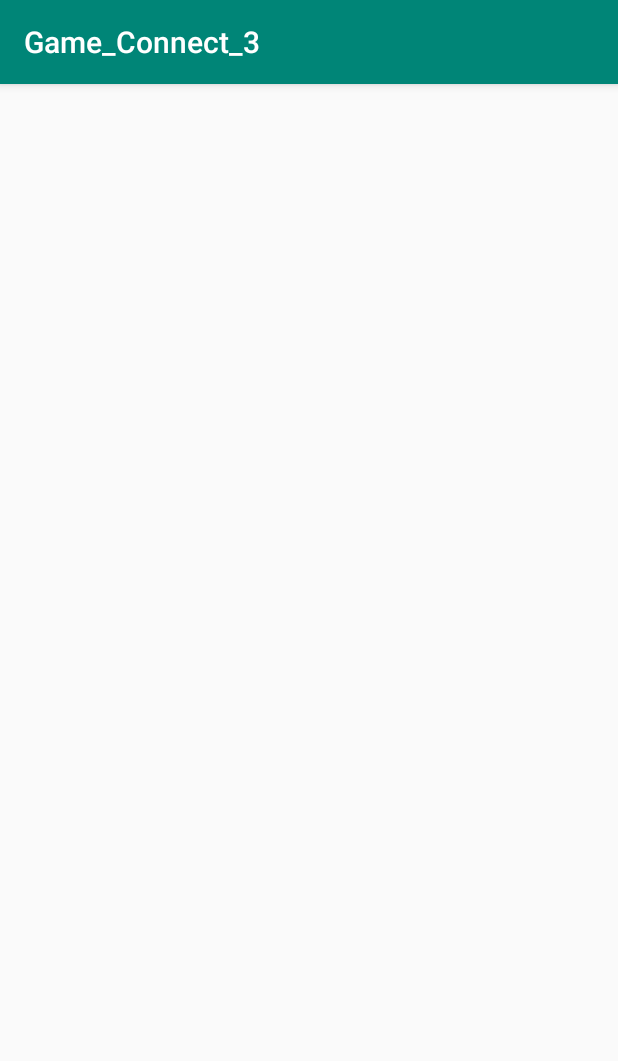
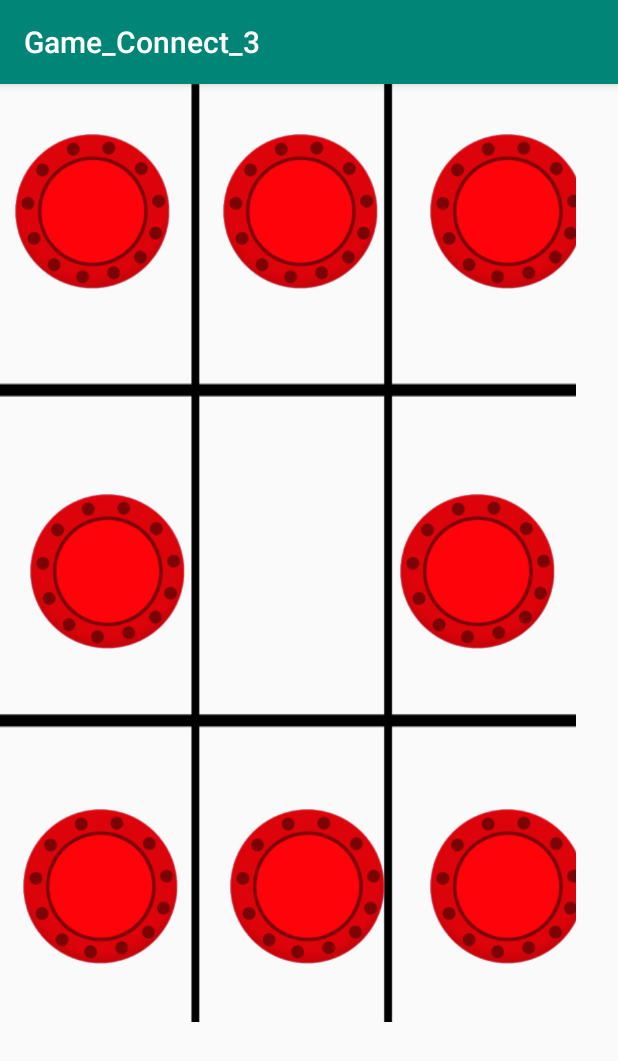
Before and after one commit to MarcinSemkowski/Java_Android_Game, an Android app: the screen it shows after launch (MainActivity), on a phone screen of 412 x 824 dp. Shown: the top 1061 px of the screen. Run offline under Robolectric (Android 15) with nearby library versions, the phone set to English and light mode, and no system bars.

Commit message:
Method animate

```diff
--- a/app/src/main/java/com/example/game_connect_3/MainActivity.java
+++ b/app/src/main/java/com/example/game_connect_3/MainActivity.java
@@ -3,8 +3,22 @@ package com.example.game_connect_3;
 import androidx.appcompat.app.AppCompatActivity;
 
 import android.os.Bundle;
+import android.view.View;
+import android.widget.ImageView;
 
 public class MainActivity extends AppCompatActivity {
+
+    public void dropIn(View view){
+        ImageView counter = (ImageView) view;
+
+        counter.setTranslationY(-1000f);
+        counter.setImageResource(R.drawable.yellow);
+
+        counter.animate()
+                .translationYBy(1000f)
+                .setDuration(300);
+    }
+
 
     @Override
     protected void onCreate(Bundle savedInstanceState) {
--- a/app/src/main/res/layout/activity_main.xml
+++ b/app/src/main/res/layout/activity_main.xml
@@ -8,12 +8,110 @@
 
     <RelativeLayout
         android:layout_width="match_parent"
-        android:layout_height="match_parent">
+        android:layout_height="match_parent"
+        app:layout_constraintBottom_toBottomOf="parent"
+        app:layout_constraintEnd_toEndOf="parent"
+        app:layout_constraintStart_toStartOf="parent"
+        app:layout_constraintTop_toTopOf="parent">
 
         <androidx.gridlayout.widget.GridLayout
-            android:layout_width="match_parent"
-            android:layout_height="match_parent">
+            android:layout_width="384dp"
+            android:layout_height="625dp"
+            android:background="@drawable/board"
+            app:columnCount="3"
+            app:rowCount="3">
 
+            <ImageView
+                android:id="@+id/imageView"
+                android:layout_width="103dp"
+                android:layout_height="wrap_content"
+                android:layout_marginLeft="10dp"
+                android:layout_marginTop="10dp"
+                android:layout_marginRight="10dp"
+                android:layout_marginBottom="10dp"
+                app:layout_column="0"
+                app:layout_row="0"
+                app:srcCompat="@drawable/red" />
+
+            <ImageView
+                android:id="@+id/imageView2"
+                android:layout_width="103dp"
+                android:layout_height="wrap_content"
+                android:layout_marginLeft="25dp"
+                android:layout_marginTop="10dp"
+                app:layout_column="1"
+                app:layout_row="0"
+                app:srcCompat="@drawable/red" />
+
+            <ImageView
+                android:id="@+id/imageView4"
+                android:layout_width="103dp"
+                android:layout_height="wrap_content"
+                android:layout_marginLeft="30dp"
+                android:layout_marginTop="10dp"
+                app:layout_column="2"
+                app:layout_row="0"
+                app:srcCompat="@drawable/red" />
+
+            <ImageView
+                android:id="@+id/imageView5"
+                android:layout_width="103dp"
+                android:layout_height="wrap_content"
+                android:layout_marginLeft="20dp"
+                android:layout_marginTop="80dp"
+                app:layout_column="0"
+                app:layout_row="1"
+                app:srcCompat="@drawable/red" />
+
+            <ImageView
+                android:id="@+id/imageView6"
+                android:layout_width="109dp"
+                android:layout_height="104dp"
+                android:layout_marginLeft="20dp"
+                android:layout_marginTop="110dp"
+                android:onClick="dropIn"
+                app:layout_column="1"
+                app:layout_row="1" />
+
+            <ImageView
+                android:id="@+id/imageView7"
+                android:layout_width="103dp"
+                android:layout_height="wrap_content"
+                android:layout_marginLeft="10dp"
+                android:layout_marginTop="80dp"
+                app:layout_column="2"
+                app:layout_row="1"
+                app:srcCompat="@drawable/red" />
+
+            <ImageView
+                android:id="@+id/imageView8"
+                android:layout_width="103dp"
+                android:layout_height="wrap_content"
+                android:layout_marginLeft="15dp"
+                android:layout_marginTop="60dp"
+                app:layout_column="0"
+                app:layout_row="2"
+                app:srcCompat="@drawable/red" />
+
+            <ImageView
+                android:id="@+id/imageView9"
+                android:layout_width="103dp"
+                android:layout_height="wrap_content"
+                android:layout_marginLeft="30dp"
+                android:layout_marginTop="60dp"
+                app:layout_column="1"
+                app:layout_row="2"
+                app:srcCompat="@drawable/red" />
+
+            <ImageView
+                android:id="@+id/imageView10"
+                android:layout_width="103dp"
+                android:layout_height="wrap_content"
+                android:layout_marginLeft="30dp"
+                android:layout_marginTop="60dp"
+                app:layout_column="2"
+                app:layout_row="2"
+                app:srcCompat="@drawable/red" />
         </androidx.gridlayout.widget.GridLayout>
     </RelativeLayout>
 </androidx.constraintlayout.widget.ConstraintLayout>
```
